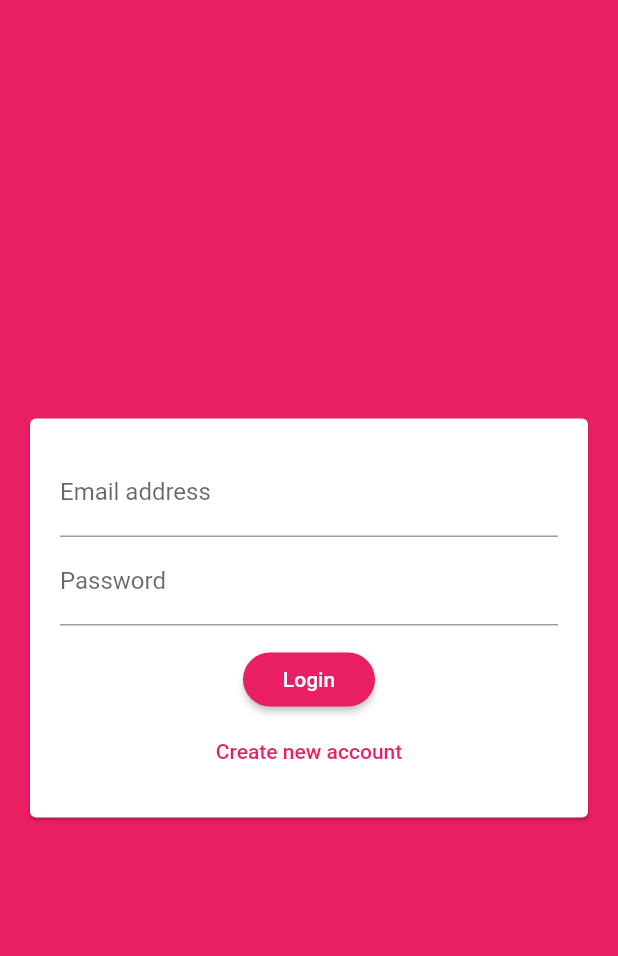
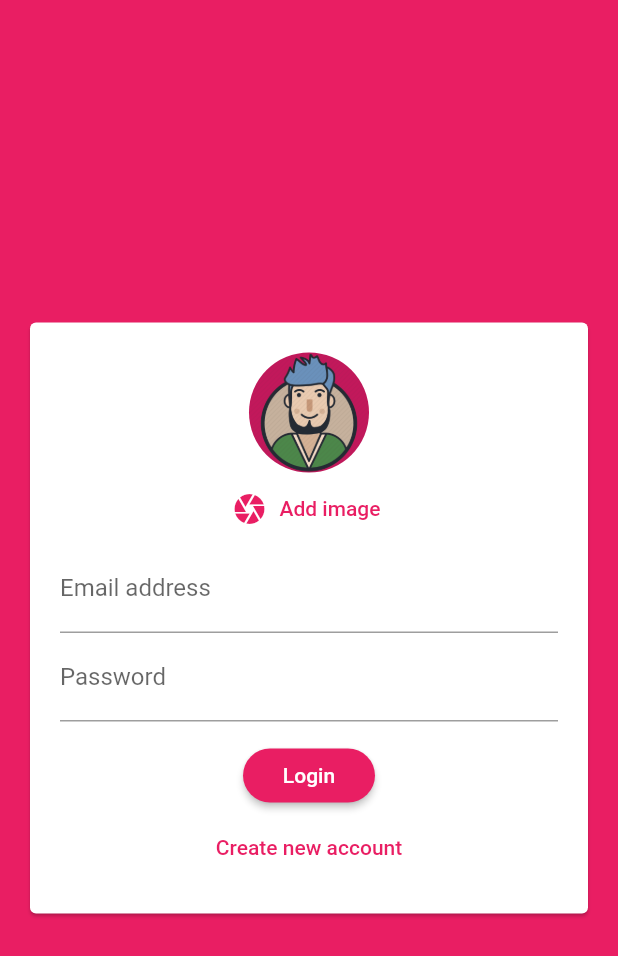
Before and after one commit to A1doranM/chat_app, a Flutter app: the screen it shows after launch, on a phone screen of 412 x 824 dp. Shown: the top 956 px of the screen. Run offline on Flutter 3.47's test engine with Material 2 defaults, Android fonts, the phone set to English and light mode, and no system bars; our stand-ins replace cloud_firestore, firebase_auth, image_picker; accounts and stored records are empty.

Commit message:
Added image picker to auth_form.dart

```diff
--- a/lib/widgets/auth/auth_form.dart
+++ b/lib/widgets/auth/auth_form.dart
@@ -1,3 +1,4 @@
+import 'package:chat_app/widgets/pickers/user_image_picker.dart';
 import 'package:flutter/material.dart';
 
 class AuthForm extends StatefulWidget {
@@ -44,6 +45,7 @@ class _AuthFormState extends State<AuthForm> {
             child: Column(
               mainAxisSize: MainAxisSize.min,
               children: <Widget>[
+                UserImagePicker(),
                 TextFormField(
                   key: ValueKey('email'),
                   validator: (value) {
--- /dev/null
+++ b/lib/widgets/pickers/user_image_picker.dart
@@ -0,0 +1,42 @@
+import 'dart:io';
+
+import 'package:flutter/material.dart';
+import 'package:image_picker/image_picker.dart';
+
+class UserImagePicker extends StatefulWidget {
+  @override
+  _UserImagePickerState createState() => _UserImagePickerState();
+}
+
+class _UserImagePickerState extends State<UserImagePicker> {
+  File _image;
+  final picker = ImagePicker();
+
+  Future pickImage() async {
+    final pickedFile = await picker.getImage(source: ImageSource.camera);
+
+    setState(() {
+      _image = File(pickedFile.path);
+    });
+  }
+
+  @override
+  Widget build(BuildContext context) {
+    return Column(
+      children: <Widget>[
+        CircleAvatar(
+          radius: 40,
+          backgroundImage: _image == null
+              ? AssetImage('assets/default_avatar.png')
+              : FileImage(_image),
+        ),
+        FlatButton.icon(
+          onPressed: pickImage,
+          icon: Icon(Icons.camera),
+          label: Text('Add image'),
+          textColor: Theme.of(context).primaryColor,
+        ),
+      ],
+    );
+  }
+}
--- a/pubspec.yaml
+++ b/pubspec.yaml
@@ -30,6 +30,7 @@ dependencies:
   cupertino_icons: ^0.1.3
   cloud_firestore: ^0.13.7
   firebase_auth: ^0.16.1
+  image_picker: ^0.6.7+7
 
 dev_dependencies:
   flutter_test:
@@ -47,9 +48,8 @@ flutter:
   uses-material-design: true
 
   # To add assets to your application, add an assets section, like this:
-  # assets:
-  #   - images/a_dot_burr.jpeg
-  #   - images/a_dot_ham.jpeg
+  assets:
+    - assets/default_avatar.png
 
   # An image asset can refer to one or more resolution-specific "variants", see
   # https://flutter.dev/assets-and-images/#resolution-aware.
```
Also changed, not shown: assets/default_avatar.png (added), pubspec.lock.
